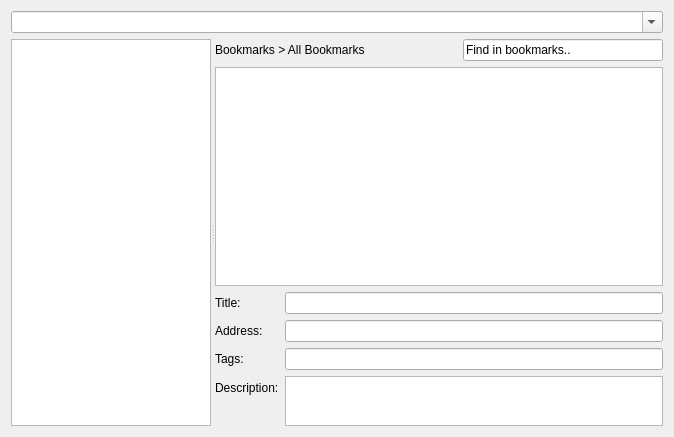
The window that bookmarks_editor/src/bookmarksview_base.ui (edulix/gsoc) describes before a commit, drawn with Qt 5.
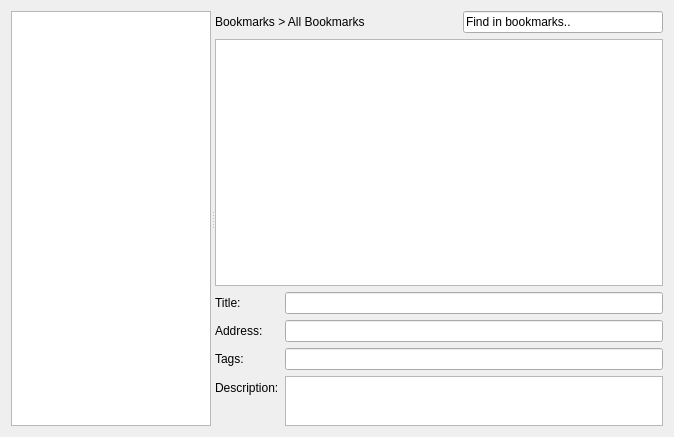
The same window after the commit. Custom widgets are drawn as their Qt base class.

```diff
--- a/bookmarks_editor/src/bookmarksview_base.ui
+++ b/bookmarks_editor/src/bookmarksview_base.ui
@@ -17,20 +17,7 @@
    <bool>true</bool>
   </property>
   <layout class="QGridLayout" name="gridLayout">
-   <item row="0" column="0">
-    <widget class="KComboBox" name="locationComboBox">
-     <property name="editable">
-      <bool>true</bool>
-     </property>
-     <property name="autoCompletion">
-      <bool>false</bool>
-     </property>
-     <property name="trapReturnKey">
-      <bool>true</bool>
-     </property>
-    </widget>
-   </item>
-   <item row="2" column="0">
+   <item row="1" column="0">
     <widget class="QSplitter" name="splitter">
      <property name="sizePolicy">
       <sizepolicy hsizetype="Expanding" vsizetype="Preferred">
@@ -207,11 +194,6 @@
    <extends>QLineEdit</extends>
    <header>klineedit.h</header>
   </customwidget>
-  <customwidget>
-   <class>KComboBox</class>
-   <extends>QComboBox</extends>
-   <header>kcombobox.h</header>
-  </customwidget>
   <customwidget>
    <class>KTextEdit</class>
    <extends>QTextEdit</extends>
```
